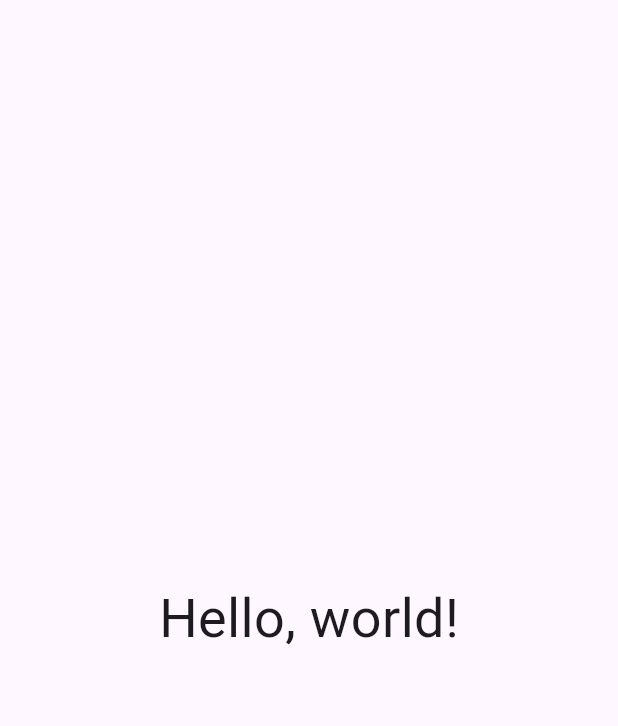
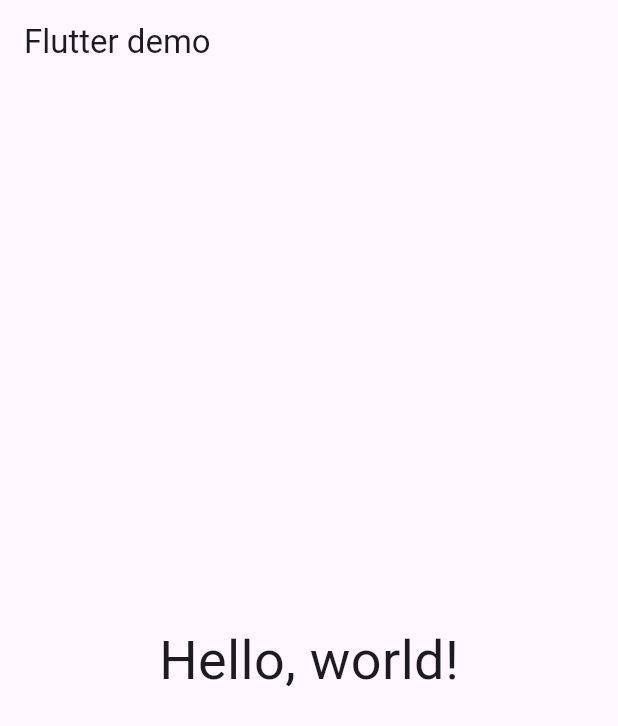
Before and after one commit to ejh516/flutter_coding_club_demo, a Flutter app: the screen it shows after launch, on a phone screen of 412 x 824 dp. Shown: the top 726 px of the screen. Run offline on Flutter 3.47's test engine with Material 3 defaults, Android fonts, the phone set to English and light mode, and no system bars.

Commit message:
Homepage widget

```diff
--- /dev/null
+++ b/demo_app/lib/homepage.dart
@@ -0,0 +1,15 @@
+import 'package:flutter/material.dart';
+
+class Homepage extends StatelessWidget {
+  const Homepage({super.key});
+
+  @override
+  Widget build(BuildContext context) {
+    return Center(
+      child: Text(
+        'Hello, world!',
+        style: TextStyle(fontSize: 36),
+      ),
+    );
+  }
+}
--- a/demo_app/lib/main.dart
+++ b/demo_app/lib/main.dart
@@ -1,4 +1,5 @@
 import 'package:flutter/material.dart';
+import 'homepage.dart';
 
 void main() {
   runApp(const MyApp());
@@ -12,12 +13,8 @@ class MyApp extends StatelessWidget {
 
     return MaterialApp(
       home: Scaffold(
-        body: Center(
-          child: Text(
-            'Hello, world!',
-            style: TextStyle(fontSize: 36),
-          ),
-        )
+        appBar: AppBar(title: Text('Flutter demo')),
+        body: Homepage(),
       )
     );
   }
```
